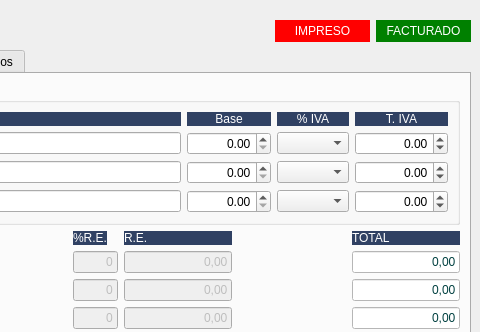
Before: the Qt Designer form Zona_Ventas/frmpedidos.ui in arcnexus/RedFoX, drawn with Qt 5; both pictures show x 482 to 962 and y 0 to 332 of the 962 by 661 pixel window.
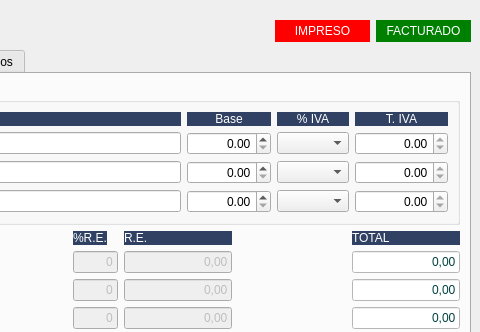
After: the same form once the commit is applied. The open tabs and pages were chosen to show the change. Icons and pictures are not drawn.

Commit message: Rev focus & tab stops

Patch:
```diff
--- a/Zona_Ventas/frmpedidos.ui
+++ b/Zona_Ventas/frmpedidos.ui
@@ -2597,6 +2597,9 @@
                 <property name="alignment">
                  <set>Qt::AlignRight|Qt::AlignTrailing|Qt::AlignVCenter</set>
                 </property>
+                <property name="readOnly">
+                 <bool>true</bool>
+                </property>
                 <property name="minimum">
                  <double>-100000000.000000000000000</double>
                 </property>
@@ -2647,6 +2650,9 @@
                 <property name="alignment">
                  <set>Qt::AlignRight|Qt::AlignTrailing|Qt::AlignVCenter</set>
                 </property>
+                <property name="readOnly">
+                 <bool>true</bool>
+                </property>
                 <property name="minimum">
                  <double>-100000000.000000000000000</double>
                 </property>
@@ -2713,6 +2719,9 @@
                 <property name="alignment">
                  <set>Qt::AlignRight|Qt::AlignTrailing|Qt::AlignVCenter</set>
                 </property>
+                <property name="readOnly">
+                 <bool>true</bool>
+                </property>
                 <property name="minimum">
                  <double>-100000000.000000000000000</double>
                 </property>
```
Left out of the diff: 198 changed lines with no effect on the pictures. The commit also changes 3 other files.
